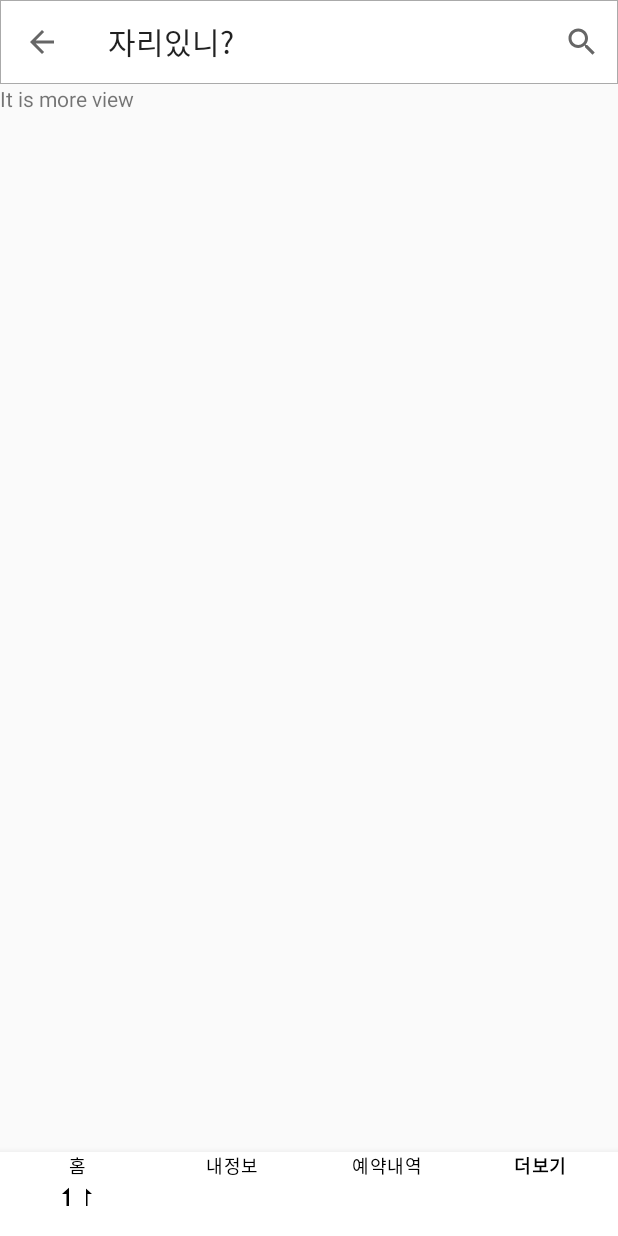
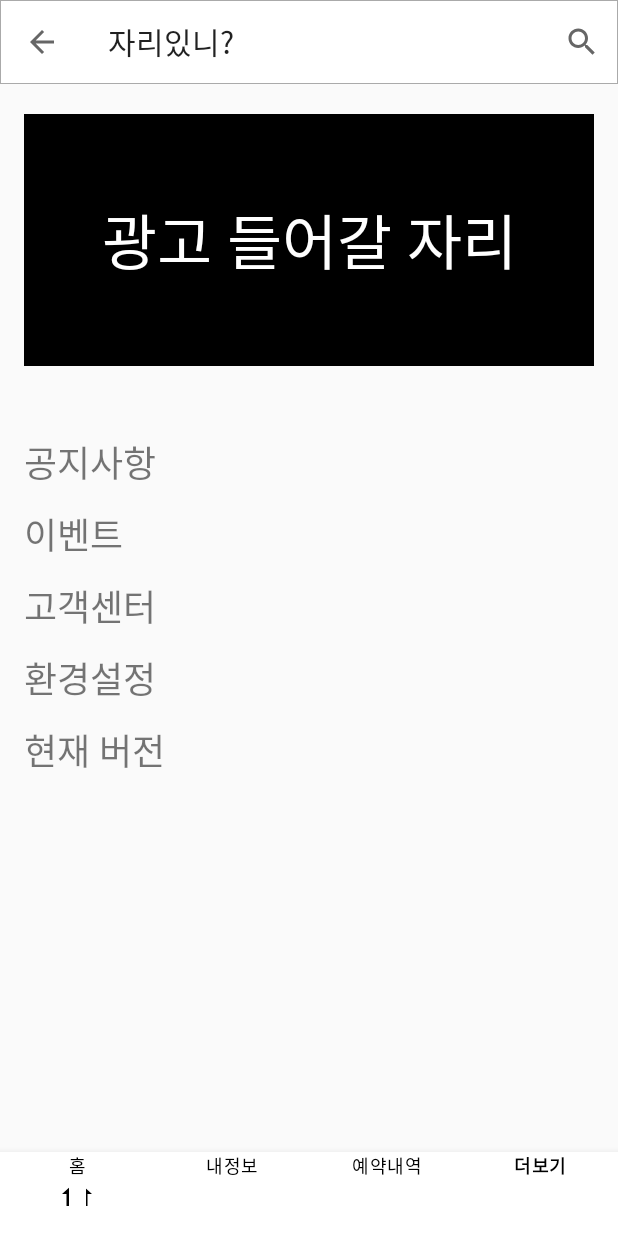
Before and after one commit to LeeJangHee/Jari, an Android app: the screen it shows after launch (MainActivity), item 4 of the bottom bar chosen, on a phone screen of 412 x 824 dp. Run offline under Robolectric (Android 15) with nearby library versions, the phone set to English and light mode, and no system bars.

Commit message:
MoreView Fragment

```diff
--- a/app/src/main/res/layout/frag_more.xml
+++ b/app/src/main/res/layout/frag_more.xml
@@ -5,16 +5,61 @@
     android:layout_height="match_parent"
     android:scrollbars="vertical">
 
+
     <LinearLayout
         android:layout_width="match_parent"
         android:layout_height="wrap_content"
+        android:layout_marginLeft="16dp"
+        android:layout_marginTop="20dp"
+        android:layout_marginRight="16dp"
+        android:layout_marginBottom="20dp"
         android:orientation="vertical">
 
         <TextView
+            android:id="@+id/textView"
             android:layout_width="match_parent"
-            android:layout_height="wrap_content"
-            android:text="It is more view"
-            tools:ignore="MissingConstraints" />
+            android:layout_height="168dp"
+            android:layout_marginBottom="40dp"
+            android:background="#000000"
+            android:gravity="center"
+            android:text="광고 들어갈 자리"
+            android:textColor="#ffffff"
+            android:textSize="40sp" />
+
+        <TextView
+            android:layout_width="match_parent"
+            android:layout_height="48dp"
+            android:gravity="center_vertical"
+            android:text="공지사항"
+            android:textSize="24sp" />
+
+        <TextView
+            android:layout_width="match_parent"
+            android:layout_height="48dp"
+            android:gravity="center_vertical"
+            android:text="이벤트"
+            android:textSize="24sp" />
+
+        <TextView
+            android:layout_width="match_parent"
+            android:layout_height="48dp"
+            android:gravity="center_vertical"
+            android:text="고객센터"
+            android:textSize="24sp" />
+
+        <TextView
+            android:layout_width="match_parent"
+            android:layout_height="48dp"
+            android:gravity="center_vertical"
+            android:text="환경설정"
+            android:textSize="24sp" />
+
+        <TextView
+            android:layout_width="match_parent"
+            android:layout_height="48dp"
+            android:gravity="center_vertical"
+            android:text="현재 버전"
+            android:textSize="24sp" />
 
     </LinearLayout>
 </ScrollView>
```
